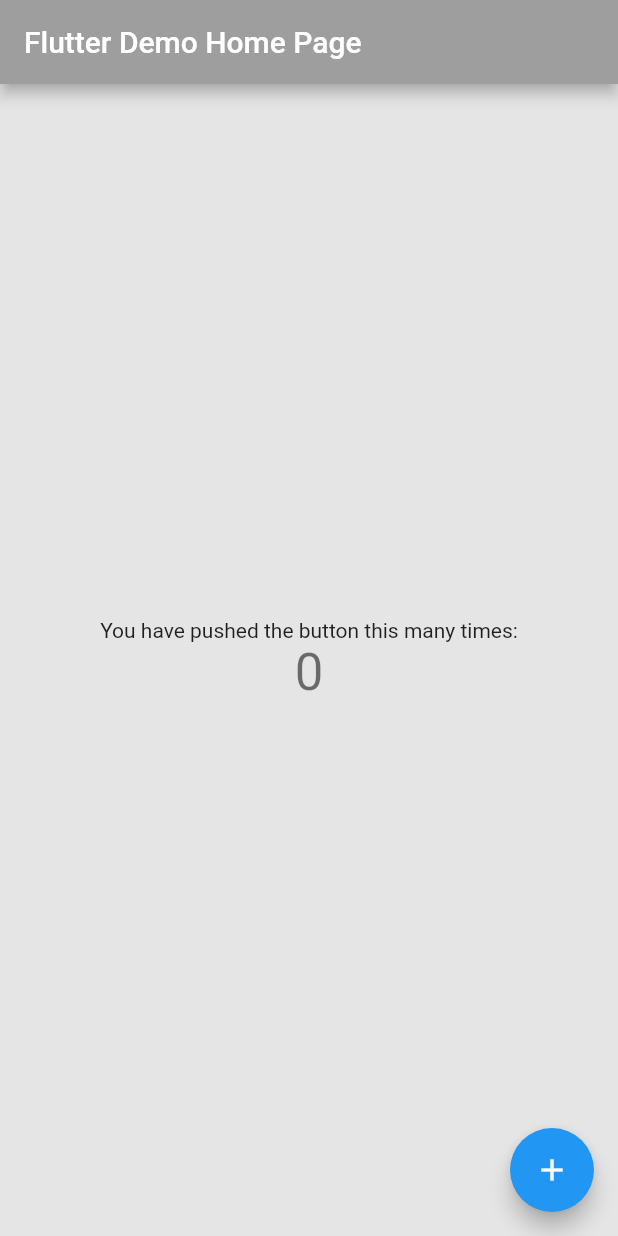
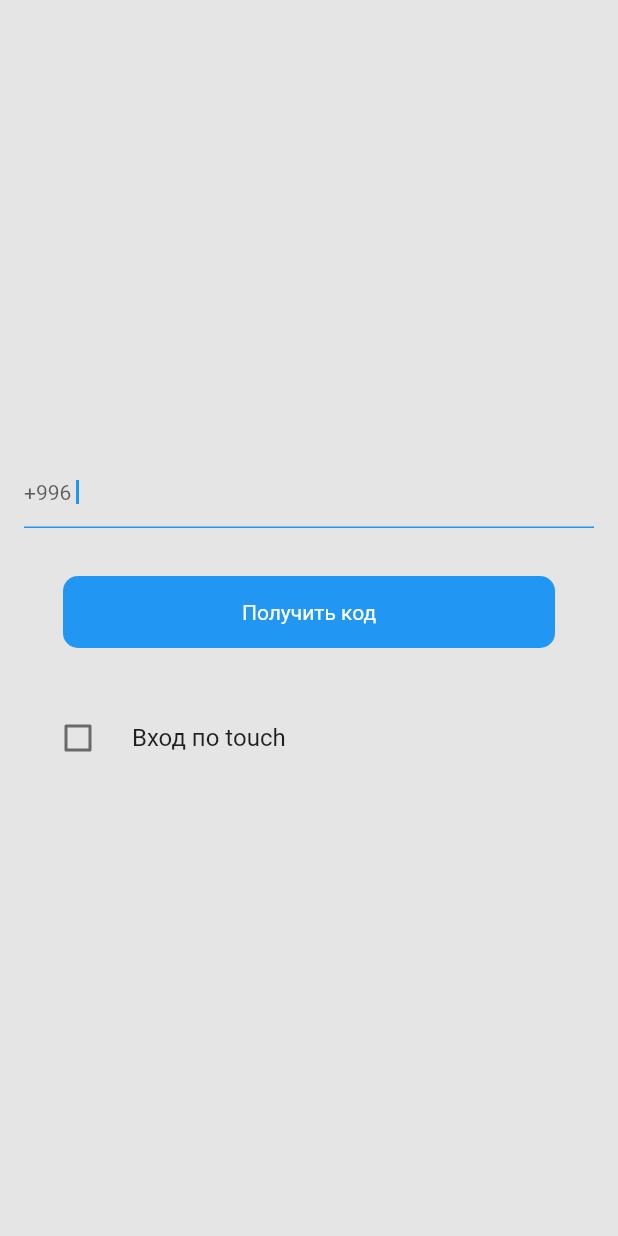
Before and after one commit to Kerimkullov/get_number, a Flutter app: the screen it shows after launch, on a phone screen of 412 x 824 dp. Run offline on Flutter 3.47's test engine with Material 2 defaults, Android fonts, the phone set to English and light mode, and no system bars; our stand-ins replace pin_code_fields.

Commit message:
add auth, agent screens

```diff
--- /dev/null
+++ b/lib/components/custom_button.dart
@@ -0,0 +1,71 @@
+import 'dart:io';
+
+import 'package:flutter/material.dart';
+
+class CustomButton extends StatelessWidget {
+  final Function? onTap;
+  final Function? onLongPress;
+  final EdgeInsetsGeometry?
+      padding; //= EdgeInsets.symmetric(vertical: 17.0, horizontal: 50.0);
+  final double height;
+  final double? width;
+  final Widget? child;
+  final Color? color;
+  final double? radius;
+  final Color? borderColor;
+  final bool? isActive;
+  final List<Color>? gradientColor;
+
+  // final List<Color> gradientColor; //= [Color(0xff91D46B), Color(0xff71BF44)];
+
+  CustomButton(
+      {@required this.onTap,
+      this.onLongPress,
+      this.padding,
+      this.height = 48.0,
+      this.width,
+      this.child,
+      this.borderColor,
+      this.isActive = true,
+      this.radius = 10.0,
+      this.color,
+      this.gradientColor})
+      : assert(color != null && gradientColor == null ||
+            color == null && gradientColor != null);
+
+  @override
+  Widget build(BuildContext context) {
+    return Container(
+      width: width ?? ((Platform.isIOS ? 375 : 360) - 32),
+      height: height,
+      child: Material(
+          color: Colors.transparent,
+          child: InkWell(
+            borderRadius: BorderRadius.circular(radius!),
+            onLongPress: () => onLongPress != null ? onLongPress!() : null,
+            onTap: () => onTap != null ? onTap!() : null,
+            child: Center(child: child),
+            // child: Padding(child: child,padding: padding,),
+          )),
+      decoration: BoxDecoration(
+          boxShadow: <BoxShadow>[
+            // BoxShadow(
+            //   color: Colors.black.withAlpha(40),
+            //   blurRadius: 12,
+            //   offset: Offset(0, 0),
+
+            // ),
+          ],
+          border: borderColor != null ? Border.all(color: borderColor!) : null,
+          borderRadius: BorderRadius.circular(radius!),
+          color: color != null
+              ? color
+              : this.isActive!
+                  ? Color(0xff48B654)
+                  : Color(0xffB6B6B6),
+          gradient: gradientColor != null
+              ? LinearGradient(colors: gradientColor!)
+              : null),
+    );
+  }
+}
--- a/lib/main.dart
+++ b/lib/main.dart
@@ -1,4 +1,5 @@
 import 'package:flutter/material.dart';
+import 'package:get_number/screen.dart/auth/auth_number_screen.dart';
 
 void main() {
   runApp(MyApp());
@@ -11,56 +12,10 @@ class MyApp extends StatelessWidget {
       title: 'Flutter Demo',
       theme: ThemeData(
         scaffoldBackgroundColor: Color(0xffE5E5E5),
-        appBarTheme: AppBarTheme(backgroundColor: Colors.grey),
+        appBarTheme: AppBarTheme(backgroundColor: Colors.blue),
         primarySwatch: Colors.blue,
       ),
-      home: MyHomePage(title: 'Flutter Demo Home Page'),
+      home: AuthNumberScreen(),
     );
   }
 }
-
-class MyHomePage extends StatefulWidget {
-  MyHomePage({Key? key, required this.title}) : super(key: key);
-  final String title;
-
-  @override
-  _MyHomePageState createState() => _MyHomePageState();
-}
-
-class _MyHomePageState extends State<MyHomePage> {
-  int _counter = 0;
-
-  void _incrementCounter() {
-    setState(() {
-      _counter++;
-    });
-  }
-
-  @override
-  Widget build(BuildContext context) {
-    return Scaffold(
-      appBar: AppBar(
-        title: Text(widget.title),
-      ),
-      body: Center(
-        child: Column(
-          mainAxisAlignment: MainAxisAlignment.center,
-          children: <Widget>[
-            Text(
-              'You have pushed the button this many times:',
-            ),
-            Text(
-              '$_counter',
-              style: Theme.of(context).textTheme.headline4,
-            ),
-          ],
-        ),
-      ),
-      floatingActionButton: FloatingActionButton(
-        onPressed: _incrementCounter,
-        tooltip: 'Increment',
-        child: Icon(Icons.add),
-      ),
-    );
-  }
-}
--- /dev/null
+++ b/lib/screen.dart/auth/auth_number_screen.dart
@@ -0,0 +1,92 @@
+import 'package:flutter/material.dart';
+import 'package:get_number/components/custom_button.dart';
+import 'package:get_number/screen.dart/auth/auth_password_screen.dart';
+
+class AuthNumberScreen extends StatefulWidget {
+  @override
+  _AuthNumberScreenState createState() => _AuthNumberScreenState();
+}
+
+class _AuthNumberScreenState extends State<AuthNumberScreen> {
+  TextEditingController msisdnController = TextEditingController();
+  bool checkedValue = false;
+
+  @override
+  void initState() {
+    super.initState();
+    // msisdnController.addListener(() {
+    //   if (numberLen < msisdnController.text.length) {
+    //     isDeletingSymbol = false;
+    //   } else {
+    //     isDeletingSymbol = true;
+    //   }
+    //   numberLen = msisdnController.text.length;
+    //   setState(() {
+    //     if (isHasError) {
+    //       isHasError = false;
+    //     }
+    //     if (msisdnController.text.length == 11) {
+    //       isActiveButton = true;
+    //     } else {
+    //       isActiveButton = false;
+    //     }
+    //   });
+    // });
+  }
+
+  @override
+  Widget build(BuildContext context) {
+    return Scaffold(
+      body: Container(
+        padding: EdgeInsets.all(16),
+        child: Center(
+          child: Column(
+            mainAxisAlignment: MainAxisAlignment.center,
+            children: [
+              TextFormField(
+                controller: msisdnController,
+                autofocus: true,
+                textInputAction: TextInputAction.next,
+                inputFormatters: [],
+                keyboardType: TextInputType.number,
+                maxLength: 11,
+                style: TextStyle(fontSize: 14.0),
+                decoration: InputDecoration(
+                  counterText: "",
+                  prefix: Text("+996 "),
+                  enabledBorder: UnderlineInputBorder(
+                    borderSide: BorderSide(color: Colors.blue),
+                  ),
+                  focusedBorder: UnderlineInputBorder(
+                      borderSide: BorderSide(color: Colors.blue)),
+                ),
+              ),
+              SizedBox(height: 32),
+              CustomButton(
+                color: Colors.blue,
+                onTap: () => Navigator.push(
+                    context,
+                    MaterialPageRoute(
+                        builder: (context) => AuthPasswordScreen())),
+                child:
+                    Text("Получить код", style: TextStyle(color: Colors.white)),
+              ),
+              SizedBox(height: 32),
+              CheckboxListTile(
+                title: Text("Вход по touch"),
+                value: checkedValue,
+                onChanged: (newValue) {
+                  setState(() {
+                    checkedValue = newValue!;
+                  });
+                },
+                controlAffinity:
+                    ListTileControlAffinity.leading, //  <-- leading Checkbox
+              )
+            ],
+          ),
+        ),
+      ),
+    );
+  }
+}
--- a/pubspec.yaml
+++ b/pubspec.yaml
@@ -28,6 +28,7 @@ dependencies:
   # The following adds the Cupertino Icons font to your application.
   # Use with the CupertinoIcons class for iOS style icons.
   cupertino_icons: ^1.0.2
+  pin_code_fields: ^7.2.0
 
 dev_dependencies:
   flutter_test:
```
Also changed, not shown: lib/screen.dart/agent/agents_screen.dart (added, +74 -0 lines), lib/screen.dart/auth/auth_password_screen.dart (added, +87 -0 lines), lib/screen.dart/get_number_screen.dart/get_number_screen.dart (added, +39 -0 lines), pubspec.lock.
